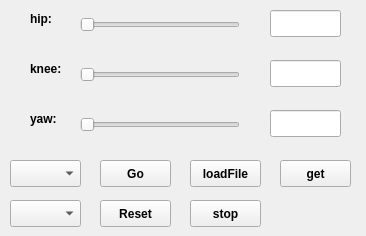
This is qr_visualization/dragon_data_control/resource/data_control.ui in sunbibei/qr_ws as Qt 5 draws it before an edit. The edited form follows.
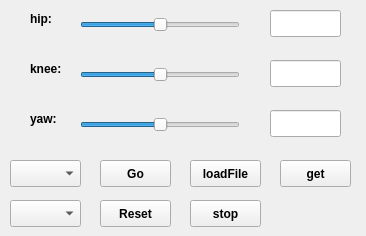
This is the edited form.

Commit message: change the transform of data

Patch:
```diff
--- a/qr_visualization/dragon_data_control/resource/data_control.ui
+++ b/qr_visualization/dragon_data_control/resource/data_control.ui
@@ -79,6 +79,12 @@
      <height>29</height>
     </rect>
    </property>
+   <property name="minimum">
+    <number>-50</number>
+   </property>
+   <property name="maximum">
+    <number>50</number>
+   </property>
    <property name="orientation">
     <enum>Qt::Horizontal</enum>
    </property>
@@ -92,6 +98,12 @@
      <height>29</height>
     </rect>
    </property>
+   <property name="minimum">
+    <number>-50</number>
+   </property>
+   <property name="maximum">
+    <number>50</number>
+   </property>
    <property name="orientation">
     <enum>Qt::Horizontal</enum>
    </property>
@@ -105,6 +117,12 @@
      <height>29</height>
     </rect>
    </property>
+   <property name="minimum">
+    <number>-50</number>
+   </property>
+   <property name="maximum">
+    <number>50</number>
+   </property>
    <property name="orientation">
     <enum>Qt::Horizontal</enum>
    </property>
```
The commit also changes 5 other files.
